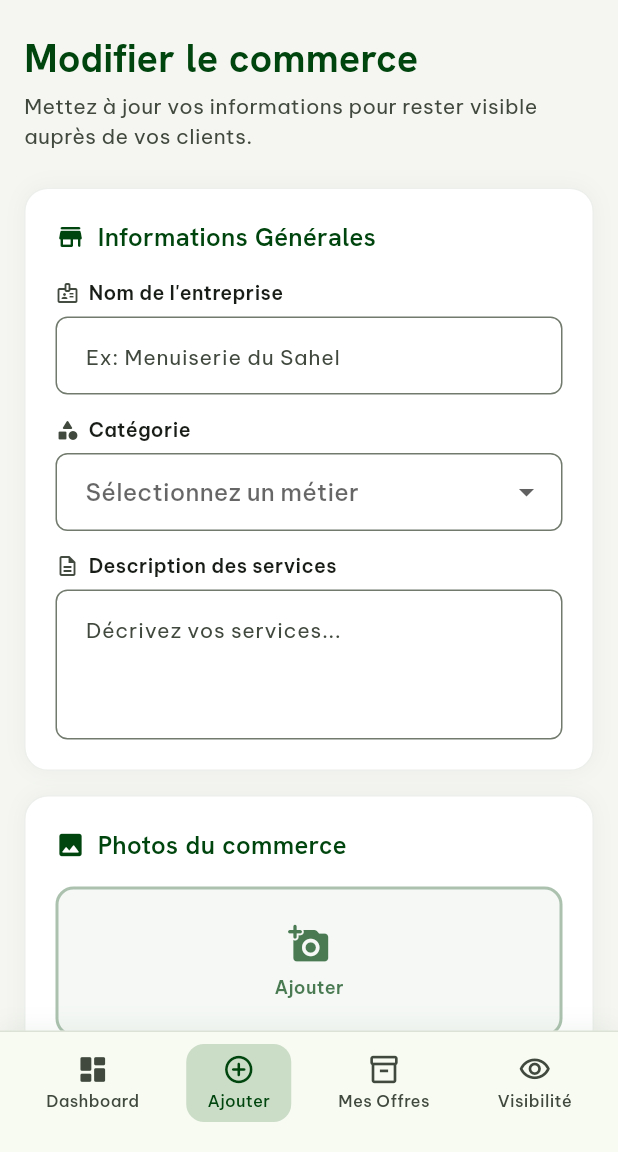
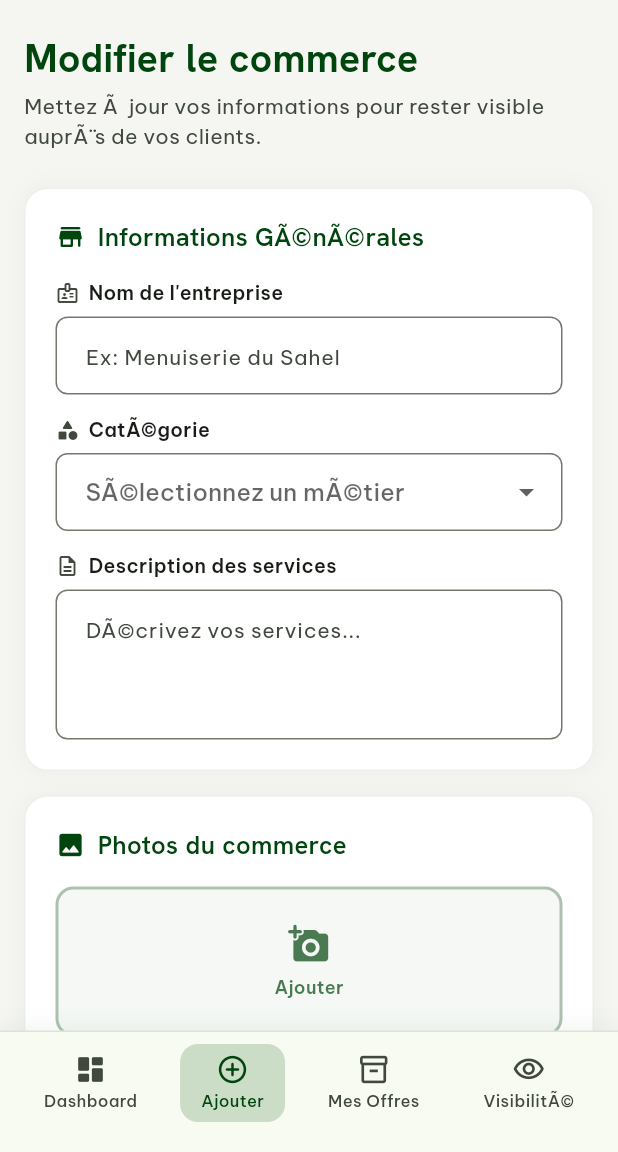
Before and after one commit to Aser-dev/Artisan_link, a Flutter app: the EditerCommercePage screen opened directly with empty values, on a phone screen of 412 x 824 dp, the part 84-1236 px from its top. Run offline on Flutter 3.47's test engine with Material 3 defaults, Android fonts, the phone set to English and light mode, and no system bars; our stand-ins replace flutter_image_compress, flutter_map, flutter_riverpod, geolocator, go_router, google_fonts and 4 more; accounts and stored records are empty.

```diff
--- a/lib/core/network/supabase_client.dart
+++ b/lib/core/network/supabase_client.dart
@@ -7,7 +7,7 @@ class SupabaseClientWrapper {
   late final SupabaseClient client;
 
   Future<void> init({required String url, required String publishableKey}) async {
-    await Supabase.initialize(url: url, anonKey: publishableKey);
+    await Supabase.initialize(url: url, publishableKey: publishableKey);
     client = Supabase.instance.client;
   }
 
--- a/lib/core/routes/app_router.dart
+++ b/lib/core/routes/app_router.dart
@@ -3,6 +3,7 @@ import 'package:go_router/go_router.dart';
 import '../../presentation/pages/splash/splash_page.dart';
 import '../../presentation/pages/auth/login_page.dart';
 import '../../presentation/pages/auth/reset_password_page.dart';
+import '../../presentation/pages/auth/reset_password_confirm_page.dart';
 import '../../presentation/pages/onboarding/onboarding_page.dart';
 import '../../presentation/pages/citoyen/accueil_citoyen_page.dart';
 import '../../presentation/pages/citoyen/detail_commerce_page.dart';
@@ -18,6 +19,7 @@ final appRouter = GoRouter(
     GoRoute(path: '/', builder: (context, state) => const SplashPage()),
     GoRoute(path: '/login', builder: (context, state) => const LoginPage()),
     GoRoute(path: '/reset-password', builder: (context, state) => const ResetPasswordPage()),
+    GoRoute(path: '/reset-password-confirm', builder: (context, state) => const ResetPasswordConfirmPage()),
     GoRoute(path: '/onboarding', builder: (context, state) => const OnboardingPage()),
     GoRoute(path: '/citoyen', builder: (context, state) => const AccueilCitoyenPage()),
     GoRoute(
--- a/lib/core/services/photo_service.dart
+++ b/lib/core/services/photo_service.dart
@@ -16,12 +16,12 @@ class PhotoService {
   }) async {
     final picker = ImagePicker();
 
-    final List<XFile>? picked = await picker.pickMultiImage(
+    final List<XFile> picked = await picker.pickMultiImage(
       limit: max,
       imageQuality: 100,
     );
 
-    if (picked == null || picked.isEmpty) return <String>[];
+    if (picked.isEmpty) return <String>[];
 
     final client = Supabase.instance.client;
     final bucket = client.storage.from('photos');
--- a/lib/data/datasources/remote/supabase_auth_datasource.dart
+++ b/lib/data/datasources/remote/supabase_auth_datasource.dart
@@ -19,7 +19,10 @@ class SupabaseAuthDatasource {
   }
 
   Future<void> resetPassword({required String email}) async {
-    await _client.auth.resetPasswordForEmail(email);
+    await _client.auth.resetPasswordForEmail(
+      email,
+      redirectTo: 'artisanbf://reset-password',
+    );
   }
 
   Future<void> logout() async {
--- a/lib/main.dart
+++ b/lib/main.dart
@@ -27,7 +27,7 @@ class _ArtisanBfAppState extends ConsumerState<ArtisanBfApp> {
   void initState() {
     super.initState();
     ref.read(authProvider.notifier).setPasswordRecoveryCallback(() {
-      appRouter.go('/new-password');
+      appRouter.go('/reset-password-confirm');
     });
   }
 
--- a/lib/presentation/pages/artisan/creer_commerce_page.dart
+++ b/lib/presentation/pages/artisan/creer_commerce_page.dart
@@ -118,8 +118,7 @@ class _CreerCommercePageState extends ConsumerState<CreerCommercePage> {
                     decoration: const InputDecoration(hintText: 'Ex: Ferronnerie d\'Art de Ouaga'))),
                 const SizedBox(height: 16),
                 _buildField(label: 'Catégorie', icon: Icons.category_rounded, child:
-                  DropdownButtonFormField<String>(
-                    value: _categorie,
+                  DropdownButtonFormField<String>(initialValue: _categorie,
                     hint: const Text('Sélectionnez un métier'),
                     items: AppConstants.categories.map((cat) => DropdownMenuItem(value: cat, child: Text(cat))).toList(),
                     onChanged: (val) => setState(() => _categorie = val),
--- a/lib/presentation/pages/artisan/editer_commerce_page.dart
+++ b/lib/presentation/pages/artisan/editer_commerce_page.dart
@@ -51,7 +51,7 @@ class _EditerCommercePageState extends ConsumerState<EditerCommercePage> {
   Future<void> _sauvegarder(CommerceEntity original) async {
     if (!_formKey.currentState!.validate()) return;
     if (_categorie == null) {
-      _snack('Veuillez sélectionner une catégorie.', error: true);
+      _snack('Veuillez sÃ©lectionner une catÃ©gorie.', error: true);
       return;
     }
     setState(() => _isLoading = true);
@@ -70,7 +70,7 @@ class _EditerCommercePageState extends ConsumerState<EditerCommercePage> {
       await ref.read(updateCommerceUsecaseProvider).call(commerce: updated);
       if (!mounted) return;
       setState(() => _isLoading = false);
-      _snack('Commerce modifié avec succès !');
+      _snack('Commerce modifiÃ© avec succÃ¨s !');
       context.pop();
     } catch (e) {
       if (!mounted) return;
@@ -123,18 +123,17 @@ class _EditerCommercePageState extends ConsumerState<EditerCommercePage> {
                 children: [
                   const Text('Modifier le commerce', style: TextStyle(fontFamily: 'Hanken Grotesk', fontSize: 26, fontWeight: FontWeight.w700, color: AppTheme.primary)),
                   const SizedBox(height: 4),
-                  const Text('Mettez à jour vos informations pour rester visible auprès de vos clients.', style: TextStyle(color: AppTheme.onSurfaceVariant, fontSize: 14, height: 1.4)),
+                  const Text('Mettez Ã  jour vos informations pour rester visible auprÃ¨s de vos clients.', style: TextStyle(color: AppTheme.onSurfaceVariant, fontSize: 14, height: 1.4)),
                   const SizedBox(height: 24),
 
-                  _buildSection(icon: Icons.store_rounded, title: 'Informations Générales', children: [
+                  _buildSection(icon: Icons.store_rounded, title: 'Informations GÃ©nÃ©rales', children: [
                     _buildField(label: 'Nom de l\'entreprise', icon: Icons.badge_outlined, child:
                       TextFormField(controller: _nomCtrl, validator: Validators.nom,
                         decoration: const InputDecoration(hintText: 'Ex: Menuiserie du Sahel'))),
                     const SizedBox(height: 14),
-                    _buildField(label: 'Catégorie', icon: Icons.category_rounded, child:
-                      DropdownButtonFormField<String>(
-                        value: _categorie,
-                        hint: const Text('Sélectionnez un métier'),
+                    _buildField(label: 'CatÃ©gorie', icon: Icons.category_rounded, child:
+                      DropdownButtonFormField<String>(initialValue: _categorie,
+                        hint: const Text('SÃ©lectionnez un mÃ©tier'),
                         items: AppConstants.categories.map((c) => DropdownMenuItem(value: c, child: Text(c))).toList(),
                         onChanged: (v) => setState(() => _categorie = v),
                         decoration: const InputDecoration(),
@@ -142,7 +141,7 @@ class _EditerCommercePageState extends ConsumerState<EditerCommercePage> {
                     const SizedBox(height: 14),
                     _buildField(label: 'Description des services', icon: Icons.description_outlined, child:
                       TextFormField(controller: _descriptionCtrl, maxLines: 3,
-                        decoration: const InputDecoration(hintText: 'Décrivez vos services...'))),
+                        decoration: const InputDecoration(hintText: 'DÃ©crivez vos services...'))),
                   ]),
                   const SizedBox(height: 16),
 
@@ -153,13 +152,13 @@ class _EditerCommercePageState extends ConsumerState<EditerCommercePage> {
                         child: ListView.separated(
                           scrollDirection: Axis.horizontal,
                           itemCount: commerce.photos.length + 1,
-                          separatorBuilder: (_, __) => const SizedBox(width: 10),
+                          separatorBuilder: (_) => const SizedBox(width: 10),
                           itemBuilder: (ctx, i) {
                             if (i == commerce.photos.length) return _addPhotoBtn();
                             return ClipRRect(
                               borderRadius: BorderRadius.circular(12),
                               child: Image.network(commerce.photos[i], width: 120, height: 120, fit: BoxFit.cover,
-                                errorBuilder: (_, __, ___) => Container(width: 120, height: 120, color: AppTheme.surfaceContainerHighest)),
+                                errorBuilder: (_, _, _) => Container(width: 120, height: 120, color: AppTheme.surfaceContainerHighest)),
                             );
                           },
                         ),
@@ -173,7 +172,7 @@ class _EditerCommercePageState extends ConsumerState<EditerCommercePage> {
                     _buildField(label: 'Adresse', icon: Icons.map_outlined, child:
                       TextFormField(controller: _adresseCtrl, maxLines: 2,
                         validator: (v) => v!.isEmpty ? 'Requis' : null,
-                        decoration: const InputDecoration(hintText: 'Ex: Avenue de la Liberté, Zone 1'))),
+                        decoration: const InputDecoration(hintText: 'Ex: Avenue de la LibertÃ©, Zone 1'))),
                     const SizedBox(height: 14),
                     Container(
                       height: 140, width: double.infinity,
@@ -181,11 +180,11 @@ class _EditerCommercePageState extends ConsumerState<EditerCommercePage> {
                       child: const Column(mainAxisAlignment: MainAxisAlignment.center, children: [
                         Icon(Icons.map_rounded, size: 40, color: AppTheme.primary),
                         SizedBox(height: 8),
-                        Text('Position GPS enregistrée', style: TextStyle(color: AppTheme.onSurfaceVariant, fontSize: 13)),
+                        Text('Position GPS enregistrÃ©e', style: TextStyle(color: AppTheme.onSurfaceVariant, fontSize: 13)),
                       ]),
                     ),
                     const SizedBox(height: 14),
-                    _buildField(label: 'Téléphone', icon: Icons.call_rounded, child:
+                    _buildField(label: 'TÃ©lÃ©phone', icon: Icons.call_rounded, child:
                       TextFormField(controller: _telephoneCtrl, keyboardType: TextInputType.phone,
                         validator: Validators.telephone,
                         decoration: const InputDecoration(hintText: '+226 70 00 00 00'))),
@@ -294,7 +293,7 @@ class _EditerCommercePageState extends ConsumerState<EditerCommercePage> {
         _navItem(Icons.dashboard_rounded, 'Dashboard', false, () => context.go('/artisan/dashboard')),
         _navItem(Icons.add_circle_outline_rounded, 'Ajouter', true, () => context.push('/artisan/creer')),
         _navItem(Icons.inventory_2_outlined, 'Mes Offres', false, () {}),
-        _navItem(Icons.visibility_outlined, 'Visibilité', false, () {}),
+        _navItem(Icons.visibility_outlined, 'VisibilitÃ©', false, () {}),
       ]),
     );
   }
--- a/lib/presentation/pages/artisan/gerer_publication_page.dart
+++ b/lib/presentation/pages/artisan/gerer_publication_page.dart
@@ -33,7 +33,7 @@ class _GererPublicationPageState extends ConsumerState<GererPublicationPage> {
       if (!mounted) return;
       setState(() => _isLoading = false);
       ScaffoldMessenger.of(context).showSnackBar(SnackBar(
-        content: Text(_estPublie ? 'Commerce publié !' : 'Commerce retiré de l\'annuaire.'),
+        content: Text(_estPublie ? 'Commerce publiÃ© !' : 'Commerce retirÃ© de l\'annuaire.'),
         backgroundColor: _estPublie ? AppTheme.primaryContainer : AppTheme.terracottaClay,
       ));
       context.pop();
@@ -73,9 +73,9 @@ class _GererPublicationPageState extends ConsumerState<GererPublicationPage> {
         child: Column(
           crossAxisAlignment: CrossAxisAlignment.start,
           children: [
-            const Text('Gérer la publication', style: TextStyle(fontFamily: 'Hanken Grotesk', fontSize: 26, fontWeight: FontWeight.w700, color: AppTheme.primary)),
+            const Text('GÃ©rer la publication', style: TextStyle(fontFamily: 'Hanken Grotesk', fontSize: 26, fontWeight: FontWeight.w700, color: AppTheme.primary)),
             const SizedBox(height: 6),
-            const Text('Contrôlez la visibilité de vos commerces. Les éléments "Publié" sont visibles par tous les citoyens.',
+            const Text('ContrÃ´lez la visibilitÃ© de vos commerces. Les Ã©lÃ©ments "PubliÃ©" sont visibles par tous les citoyens.',
               style: TextStyle(color: AppTheme.onSurfaceVariant, fontSize: 14, height: 1.5)),
             const SizedBox(height: 20),
 
@@ -96,8 +96,8 @@ class _GererPublicationPageState extends ConsumerState<GererPublicationPage> {
                     const TextSpan(text: 'Un commerce en '),
                     const TextSpan(text: 'Brouillon', style: TextStyle(fontWeight: FontWeight.w700, color: AppTheme.onSurface)),
                     const TextSpan(text: ' est uniquement visible par vous. Une fois '),
-                    const TextSpan(text: 'Publié', style: TextStyle(fontWeight: FontWeight.w700, color: AppTheme.primary)),
-                    const TextSpan(text: ', votre visibilité est instantanée.'),
+                    const TextSpan(text: 'PubliÃ©', style: TextStyle(fontWeight: FontWeight.w700, color: AppTheme.primary)),
+                    const TextSpan(text: ', votre visibilitÃ© est instantanÃ©e.'),
                   ],
                 ))),
               ]),
@@ -107,7 +107,7 @@ class _GererPublicationPageState extends ConsumerState<GererPublicationPage> {
             // Card commerce
             commerceAsync.when(
               loading: () => const Center(child: CircularProgressIndicator(color: AppTheme.primary)),
-              error: (_, __) => const SizedBox.shrink(),
+              error: (_) => const SizedBox.shrink(),
               data: (commerce) => _buildCommerceCard(commerce),
             ),
 
@@ -128,7 +128,7 @@ class _GererPublicationPageState extends ConsumerState<GererPublicationPage> {
                   SizedBox(height: 8),
                   Text('Nouveau commerce', style: TextStyle(fontFamily: 'Hanken Grotesk', fontSize: 16, fontWeight: FontWeight.w600, color: AppTheme.primary)),
                   SizedBox(height: 4),
-                  Text('Créez une nouvelle fiche pour augmenter votre visibilité.',
+                  Text('CrÃ©ez une nouvelle fiche pour augmenter votre visibilitÃ©.',
                     textAlign: TextAlign.center, style: TextStyle(fontSize: 13, color: AppTheme.onSurfaceVariant)),
                 ]),
               ),
@@ -166,7 +166,7 @@ class _GererPublicationPageState extends ConsumerState<GererPublicationPage> {
             height: 180, width: double.infinity,
             child: commerce.photos.isNotEmpty
                 ? Image.network(commerce.photos.first, fit: BoxFit.cover,
-                    errorBuilder: (_, __, ___) => _imagePlaceholder())
+                    errorBuilder: (_, _, _) => _imagePlaceholder())
                 : _imagePlaceholder(),
           ),
           Positioned(top: 12, left: 12,
@@ -186,7 +186,7 @@ class _GererPublicationPageState extends ConsumerState<GererPublicationPage> {
                   ),
                 ),
                 const SizedBox(width: 6),
-                Text(_estPublie ? 'Publié' : 'Brouillon',
+                Text(_estPublie ? 'PubliÃ©' : 'Brouillon',
                   style: TextStyle(fontSize: 12, fontWeight: FontWeight.w600,
                     color: _estPublie ? AppTheme.onPrimary : AppTheme.onSurfaceVariant)),
               ]),
@@ -202,14 +202,14 @@ class _GererPublicationPageState extends ConsumerState<GererPublicationPage> {
             Row(children: [
               const Icon(Icons.location_on_outlined, size: 14, color: AppTheme.onSurfaceVariant),
               const SizedBox(width: 4),
-              Expanded(child: Text(commerce.descriptionAdresse ?? 'Localisation non renseignée',
+              Expanded(child: Text(commerce.descriptionAdresse ?? 'Localisation non renseignÃ©e',
                 style: const TextStyle(fontSize: 12, color: AppTheme.onSurfaceVariant), overflow: TextOverflow.ellipsis)),
             ]),
             const Divider(height: 24, color: AppTheme.outlineVariant),
             Row(mainAxisAlignment: MainAxisAlignment.spaceBetween, children: [
-              const Text('État de visibilité', style: TextStyle(fontSize: 14, fontWeight: FontWeight.w500, color: AppTheme.onSurface)),
+              const Text('Ã‰tat de visibilitÃ©', style: TextStyle(fontSize: 14, fontWeight: FontWeight.w500, color: AppTheme.onSurface)),
               Row(children: [
-                Text(_estPublie ? 'Publié' : 'Privé',
+                Text(_estPublie ? 'PubliÃ©' : 'PrivÃ©',
                   style: TextStyle(fontSize: 13, fontWeight: FontWeight.w600,
                     color: _estPublie ? AppTheme.primary : AppTheme.onSurfaceVariant)),
                 const SizedBox(width: 10),
@@ -243,7 +243,7 @@ class _GererPublicationPageState extends ConsumerState<GererPublicationPage> {
       (Icons.dashboard_rounded, 'Dashboard', false, '/artisan/dashboard'),
       (Icons.add_circle_outline_rounded, 'Ajouter', false, '/artisan/creer'),
       (Icons.inventory_2_outlined, 'Mes Offres', false, ''),
-      (Icons.visibility_rounded, 'Visibilité', true, ''),
+      (Icons.visibility_rounded, 'VisibilitÃ©', true, ''),
     ];
     return Container(
       decoration: BoxDecoration(
```
Also changed, not shown: lib/core/router/app_router.dart (+9 -7 lines), lib/presentation/pages/auth/reset_password_confirm_page.dart (added, +189 -0 lines), lib/presentation/pages/citoyen/detail_commerce_page.dart (+6 -5 lines), lib/presentation/widgets/commerce_card.dart (+4 -4 lines), 1 other file.
